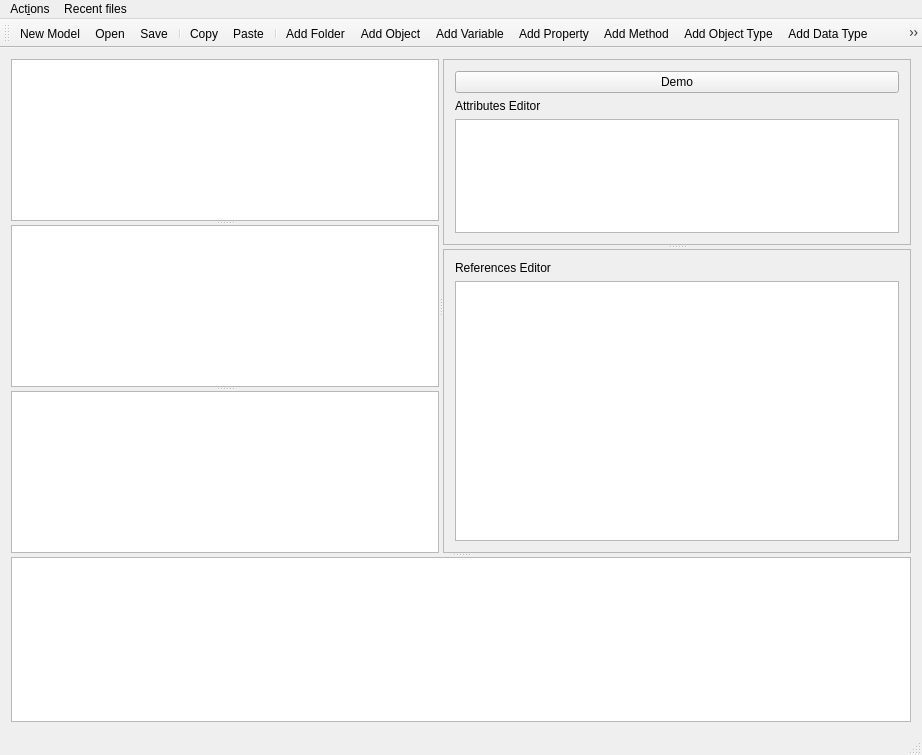
Huanghui52/opcua-modeler, file uamodeler/uamodeler_ui.ui: the form before one commit.
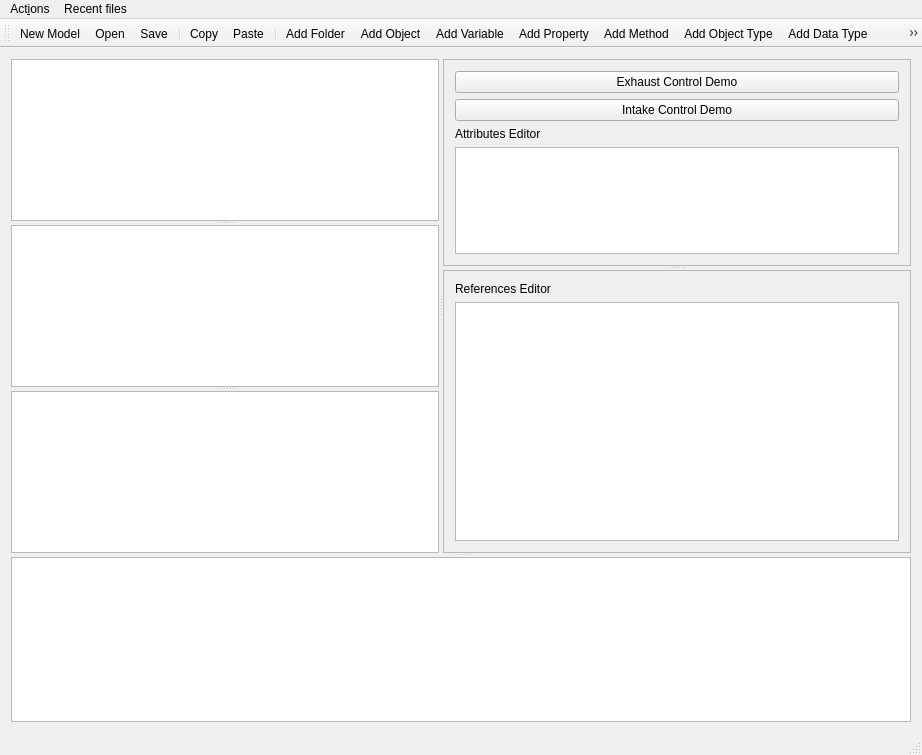
The form after the commit. Icons and pictures are not drawn.

Commit message: add: intake demo & check mapping.xml

Diff of the .ui file:
```diff
--- a/uamodeler/uamodeler_ui.ui
+++ b/uamodeler/uamodeler_ui.ui
@@ -70,7 +70,14 @@
           <item>
            <widget class="QPushButton" name="demoButton">
             <property name="text">
-             <string>Demo</string>
+             <string>Exhaust Control Demo</string>
+            </property>
+           </widget>
+          </item>
+          <item>
+           <widget class="QPushButton" name="Demo2Button">
+            <property name="text">
+             <string>Intake Control Demo</string>
             </property>
            </widget>
           </item>
```
Left out of the diff: 5 changed lines with no effect on the pictures. The commit also changes 4 other files.
